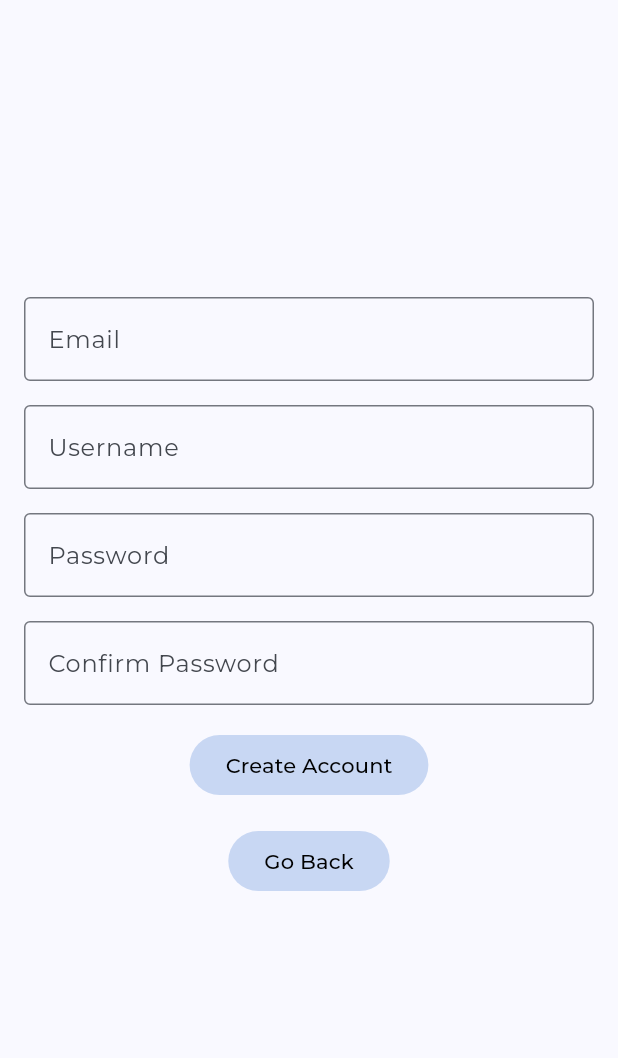
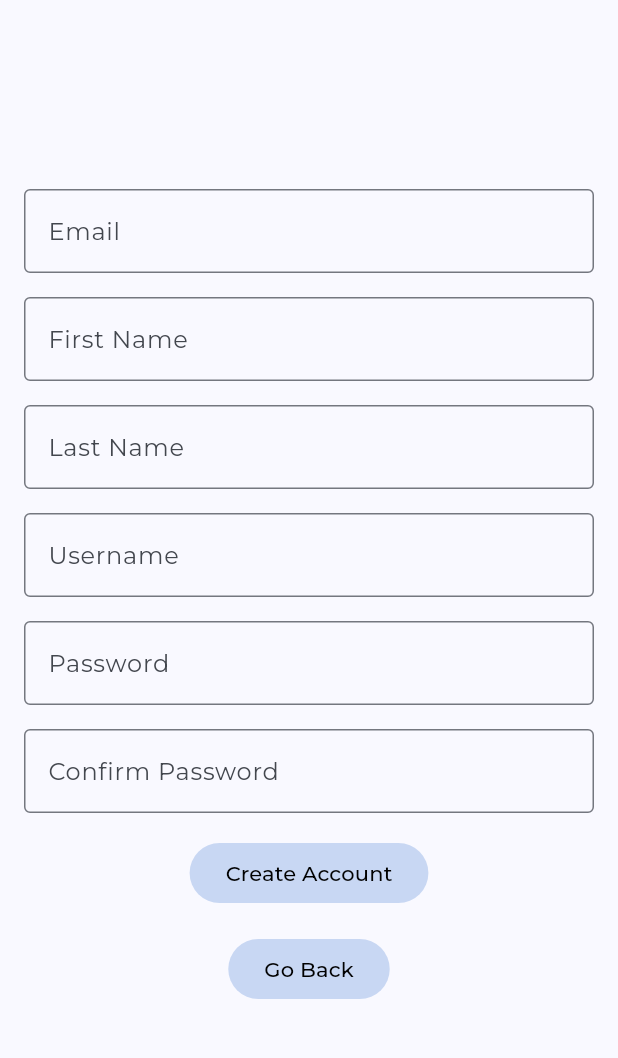
Before and after one commit to tyleraudino/PawsitiveMinds, a Flutter app: the SignupPage screen opened directly, after a tap on "Create Account", on a phone screen of 412 x 824 dp, the part 63-1121 px from its top. Run offline on Flutter 3.47's test engine with Material 3 defaults, Android fonts, the phone set to English and light mode, and no system bars; our stand-ins replace google_fonts; accounts and stored records are empty; network calls fail.

Commit message:
implement points on home page, and first/last name for signup

```diff
--- a/lib/signup.dart
+++ b/lib/signup.dart
@@ -19,6 +19,8 @@ class _SignupPageState extends State<SignupPage> {
   final TextEditingController _usernameController = TextEditingController();
   final TextEditingController _passwordController = TextEditingController();
   final TextEditingController _confirmPassController = TextEditingController();
+  final TextEditingController _firstNameController = TextEditingController();
+  final TextEditingController _lastNameController = TextEditingController();
 
   void PasswordsError() {
     showDialog(
@@ -44,6 +46,8 @@ class _SignupPageState extends State<SignupPage> {
     String email = _emailController.text; // todo - make backend changes to store this
     String username = _usernameController.text;
     String password = _passwordController.text;
+    String firstname = _firstNameController.text;
+    String lastname = _lastNameController.text;
 
     if (password != _confirmPassController.text) {
       PasswordsError();
@@ -68,6 +72,9 @@ class _SignupPageState extends State<SignupPage> {
 
     if (response.statusCode == 200) { // demo info
       provider.updateUsername(username);
+      provider.updateFirstName(firstname);
+      provider.updateLastName(lastname);
+      provider.updateEmail(email);
       provider.updateToken(data['token']);
 
       Navigator.pushReplacement(
@@ -112,6 +119,22 @@ class _SignupPageState extends State<SignupPage> {
               controller: _emailController,
               decoration: InputDecoration(
                 labelText: 'Email',
+                border: OutlineInputBorder(),
+              ),
+            ),
+            SizedBox(height: 16),
+            TextField(
+              controller: _firstNameController,
+              decoration: InputDecoration(
+                labelText: 'First Name',
+                border: OutlineInputBorder(),
+              ),
+            ),
+            SizedBox(height: 16),
+            TextField(
+              controller: _lastNameController,
+              decoration: InputDecoration(
+                labelText: 'Last Name',
                 border: OutlineInputBorder(),
               ),
             ),
--- a/lib/user_class.dart
+++ b/lib/user_class.dart
@@ -1,16 +1,48 @@
 import 'goal_class.dart';
+import 'package:http/http.dart' as http;
+import 'dart:convert';
 
 class User {
 String username;
 String firstname;
 String lastname;
+String email;
 String token;
 int points;
-List<Goal> userGoals = [
-    //example data - will get from backend but implement later
-    Goal(title: 'Meditate', description: 'Meditate 10 minutes every morning', points: 10, recurrence: "Weekly"),
-    Goal(title: 'Exercise', description: 'Exercise 5 times a week', points: 20),
-];
+List<Goal> userGoals = [];
 
-User({required this.username, required this.firstname, required this.lastname, this.token = '', this.points = 0,});
+User({required this.username, required this.firstname, required this.lastname, required this.email, required this.token, this.points = 0});
+
+String getInitials () {
+  String first = this.firstname.substring(0, 1);
+  String last = this.lastname.substring(0,1);
+
+  String initials = first + last;
+  return initials;
 }
+
+Future<void> loadGoals() async {
+    try {
+      this.userGoals = await getGoals(this.username);
+    } catch (e) {
+      throw Exception('Failed to load user goals: $e');
+    }
+  }
+
+}
+
+// determine if we need this
+Future<List<Goal>> getGoals(String username) async {
+  final String apiUrl = 'http://127.0.0.1:8000/goals/$username'; // Assuming the endpoint takes a username parameter
+
+  try {
+    final response = await http.get(Uri.parse(apiUrl));
+    if (response.statusCode == 200) {
+      List<dynamic> goalsJson = json.decode(response.body);
+      return goalsJson.map((json) => Goal.fromJson(json)).toList();
+    }
+  } catch (e) {
+    throw Exception('Failed to load goals: $e');
+  }
+  throw Exception('Failed to load goals');
+}
```
Also changed, not shown: lib/home.dart (+12 -2 lines), lib/user_provider.dart (+14 -6 lines).
